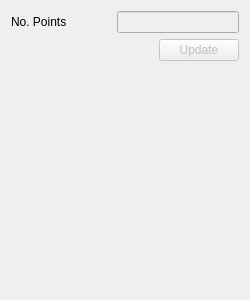
v1kko/daetools, file trunk/daetools-package/daetools/dae_simulator/editor_domain_array.ui: the form before one commit.
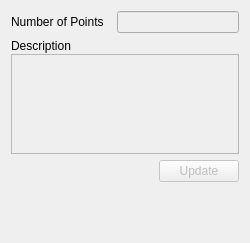
The form after the commit.

The edit to the form file:
```diff
--- a/trunk/daetools-package/daetools/dae_simulator/editor_domain_array.ui
+++ b/trunk/daetools-package/daetools/dae_simulator/editor_domain_array.ui
@@ -7,7 +7,7 @@
     <x>0</x>
     <y>0</y>
     <width>250</width>
-    <height>300</height>
+    <height>243</height>
    </rect>
   </property>
   <property name="sizePolicy">
@@ -49,7 +49,7 @@
         </size>
        </property>
        <property name="text">
-        <string>No. Points</string>
+        <string>Number of Points</string>
        </property>
       </widget>
      </item>
@@ -77,6 +77,67 @@
      </item>
     </layout>
    </item>
+   <item>
+    <layout class="QHBoxLayout" name="horizontalLayout_5">
+     <item>
+      <layout class="QVBoxLayout" name="verticalLayout_2">
+       <property name="spacing">
+        <number>1</number>
+       </property>
+       <item>
+        <widget class="QLabel" name="label_4">
+         <property name="minimumSize">
+          <size>
+           <width>80</width>
+           <height>0</height>
+          </size>
+         </property>
+         <property name="text">
+          <string>Description</string>
+         </property>
+        </widget>
+       </item>
+       <item>
+        <widget class="QTextEdit" name="descriptionEdit">
+         <property name="enabled">
+          <bool>false</bool>
+         </property>
+         <property name="sizePolicy">
+          <sizepolicy hsizetype="Expanding" vsizetype="Minimum">
+           <horstretch>0</horstretch>
+           <verstretch>0</verstretch>
+          </sizepolicy>
+         </property>
+         <property name="minimumSize">
+          <size>
+           <width>100</width>
+           <height>50</height>
+          </size>
+         </property>
+         <property name="maximumSize">
+          <size>
+           <width>16777215</width>
+           <height>100</height>
+          </size>
+         </property>
+         <property name="toolTip">
+          <string>&lt;html&gt;&lt;head/&gt;&lt;body&gt;&lt;p&gt;Description of the object.&lt;/p&gt;&lt;/body&gt;&lt;/html&gt;</string>
+         </property>
+         <property name="frameShape">
+          <enum>QFrame::StyledPanel</enum>
+         </property>
+         <property name="frameShadow">
+          <enum>QFrame::Sunken</enum>
+         </property>
+         <property name="readOnly">
+          <bool>false</bool>
+         </property>
+        </widget>
+       </item>
+      </layout>
+     </item>
+    </layout>
+   </item>
    <item>
     <layout class="QHBoxLayout" name="horizontalLayout_2">
      <item>
@@ -121,7 +182,7 @@
      <property name="sizeHint" stdset="0">
       <size>
        <width>20</width>
-       <height>40</height>
+       <height>10</height>
       </size>
      </property>
     </spacer>
```
Left out of the diff: 2 changed lines with no effect on the pictures.
